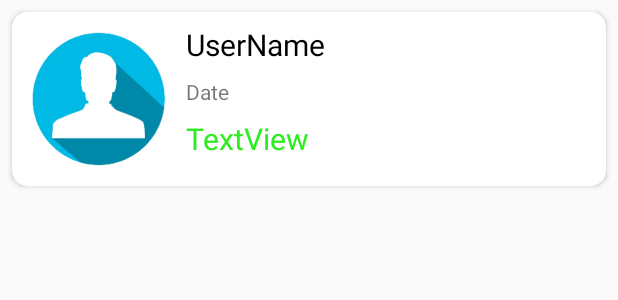
After one commit to huynhngoctan/AdminAndroidGroup6, an Android app: the layout layout_contact_item.xml on its own in the app's theme, with its tools: preview values and no code run, on a phone screen of 412 x 824 dp. The commit adds this screen. Shown: the top 300 px of the screen. Run offline under Robolectric (Android 15) with nearby library versions, the phone set to English and light mode, and no system bars.

Commit message:
Làm trang danh sách liên hệ

```diff
--- /dev/null
+++ b/app/src/main/res/drawable/ic_contact.xml
@@ -0,0 +1,5 @@
+<vector android:height="24dp" android:tint="#4FE31A"
+    android:viewportHeight="24" android:viewportWidth="24"
+    android:width="24dp" xmlns:android="http://schemas.android.com/apk/res/android">
+    <path android:fillColor="@android:color/white" android:pathData="M11.5,2C6.81,2 3,5.81 3,10.5S6.81,19 11.5,19h0.5v3c4.86,-2.34 8,-7 8,-11.5C20,5.81 16.19,2 11.5,2zM12.5,16.5h-2v-2h2v2zM12.5,13h-2c0,-3.25 3,-3 3,-5 0,-1.1 -0.9,-2 -2,-2s-2,0.9 -2,2h-2c0,-2.21 1.79,-4 4,-4s4,1.79 4,4c0,2.5 -3,2.75 -3,5z"/>
+</vector>
--- /dev/null
+++ b/app/src/main/res/layout/layout_contact_item.xml
@@ -0,0 +1,59 @@
+<?xml version="1.0" encoding="utf-8"?>
+<androidx.cardview.widget.CardView xmlns:app="http://schemas.android.com/apk/res-auto"
+    xmlns:tools="http://schemas.android.com/tools"
+    android:layout_width="match_parent"
+    android:layout_height="wrap_content"
+    android:layout_margin="8dp"
+    app:cardCornerRadius="10dp"
+    xmlns:android="http://schemas.android.com/apk/res/android" >
+    <androidx.constraintlayout.widget.ConstraintLayout
+        android:layout_width="match_parent"
+        android:layout_height="match_parent">
+
+        <de.hdodenhof.circleimageview.CircleImageView
+            android:id="@+id/imageViewUserAvatarLayoutContactItem"
+            android:layout_width="100dp"
+            android:layout_height="100dp"
+            android:layout_marginStart="8dp"
+            android:layout_marginTop="8dp"
+            android:layout_marginBottom="8dp"
+            android:src="@drawable/ic_user_order"
+            app:layout_constraintBottom_toBottomOf="parent"
+            app:layout_constraintStart_toStartOf="parent"
+            app:layout_constraintTop_toTopOf="parent" />
+
+        <TextView
+            android:id="@+id/textViewUserNameLayoutContactItem"
+            android:layout_width="wrap_content"
+            android:layout_height="wrap_content"
+            android:layout_marginStart="8dp"
+            android:layout_marginTop="8dp"
+            android:text="UserName"
+            android:textColor="@color/black"
+            android:textSize="20sp"
+            app:layout_constraintStart_toEndOf="@+id/imageViewUserAvatarLayoutContactItem"
+            app:layout_constraintTop_toTopOf="parent" />
+
+        <TextView
+            android:id="@+id/textViewCreateDateLayoutContactItem"
+            android:layout_width="wrap_content"
+            android:layout_height="wrap_content"
+            android:layout_marginStart="8dp"
+            android:layout_marginTop="8dp"
+            android:text="Date"
+            app:layout_constraintStart_toEndOf="@+id/imageViewUserAvatarLayoutContactItem"
+            app:layout_constraintTop_toBottomOf="@+id/textViewUserNameLayoutContactItem" />
+
+        <TextView
+            android:id="@+id/textViewStatusLayoutContactItem"
+            android:layout_width="wrap_content"
+            android:layout_height="wrap_content"
+            android:layout_marginStart="8dp"
+            android:layout_marginTop="8dp"
+            android:text="TextView"
+            android:textColor="@color/green"
+            android:textSize="20sp"
+            app:layout_constraintStart_toEndOf="@+id/imageViewUserAvatarLayoutContactItem"
+            app:layout_constraintTop_toBottomOf="@+id/textViewCreateDateLayoutContactItem" />
+    </androidx.constraintlayout.widget.ConstraintLayout>
+</androidx.cardview.widget.CardView>
--- a/app/src/main/res/menu/drawer_menu.xml
+++ b/app/src/main/res/menu/drawer_menu.xml
@@ -19,9 +19,9 @@
                 android:icon="@drawable/ic_proceeds"
                 android:title="Doanh thu" />
             <item
-                android:id="@+id/menuItemCustomers"
-                android:icon="@drawable/ic_customer"
-                android:title="Khách hàng thân thiết" />
+                android:id="@+id/menuItemManageContact"
+                android:icon="@drawable/ic_contact"
+                android:title="Quản lý liên hệ" />
             <item
                 android:id="@+id/menuItemManageAccount"
                 android:icon="@drawable/ic_staff"
```
Also changed, not shown: app/src/main/java/com/example/adminandroidgroup6/MainActivity.java (+8 -0 lines), app/src/main/java/com/example/adminandroidgroup6/database/FireBaseHelperContact.java (added, +82 -0 lines), app/src/main/java/com/example/adminandroidgroup6/manageContact/ManageContactAdapter.java (added, +74 -0 lines), app/src/main/java/com/example/adminandroidgroup6/manageContact/ManageContactFragment.java (added, +30 -0 lines), app/src/main/java/com/example/adminandroidgroup6/model/Contact.java (added, +72 -0 lines), app/src/main/res/layout/fragment_manage_contact.xml (added, +16 -0 lines).
